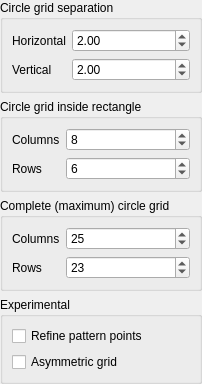
Old version of the form lib/zcameracalibrator/finders/zincompletecirclegrid/zincompletecirclegridpatternfinderconfigwidget.ui in the repository nikolaseu/neuvision.
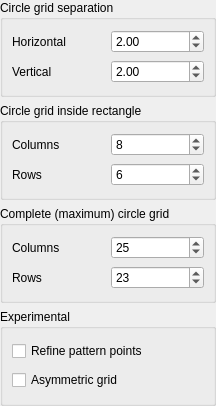
New version of the form.

Commit message: Small UI changes Use grid layouts

Patch:
```diff
--- a/lib/zcameracalibrator/finders/zincompletecirclegrid/zincompletecirclegridpatternfinderconfigwidget.ui
+++ b/lib/zcameracalibrator/finders/zincompletecirclegrid/zincompletecirclegridpatternfinderconfigwidget.ui
@@ -6,8 +6,8 @@
    <rect>
     <x>0</x>
     <y>0</y>
-    <width>170</width>
-    <height>328</height>
+    <width>216</width>
+    <height>406</height>
    </rect>
   </property>
   <property name="windowTitle">
@@ -31,7 +31,7 @@
      <property name="title">
       <string>Circle grid separation </string>
      </property>
-     <layout class="QFormLayout" name="formLayout_3">
+     <layout class="QGridLayout" name="gridLayout_4">
       <item row="0" column="0">
        <widget class="QLabel" name="label_12">
         <property name="text">
@@ -68,7 +68,7 @@
      <property name="title">
       <string>Circle grid inside rectangle</string>
      </property>
-     <layout class="QFormLayout" name="formLayout">
+     <layout class="QGridLayout" name="gridLayout_3">
       <item row="0" column="0">
        <widget class="QLabel" name="label_15">
         <property name="text">
@@ -105,7 +105,7 @@
      <property name="title">
       <string>Complete (maximum) circle grid </string>
      </property>
-     <layout class="QFormLayout" name="formLayout_2">
+     <layout class="QGridLayout" name="gridLayout_2">
       <item row="0" column="0">
        <widget class="QLabel" name="label_19">
         <property name="text">
@@ -142,14 +142,7 @@
      <property name="title">
       <string>Experimental</string>
      </property>
-     <layout class="QFormLayout" name="formLayout_4">
-      <item row="1" column="0">
-       <widget class="QCheckBox" name="asymmetricGridCheckBox">
-        <property name="text">
-         <string>Asymmetric grid</string>
-        </property>
-       </widget>
-      </item>
+     <layout class="QGridLayout" name="gridLayout">
       <item row="0" column="0">
        <widget class="QCheckBox" name="refinePatternPointsCheckBox">
         <property name="text">
@@ -157,6 +150,13 @@
         </property>
        </widget>
       </item>
+      <item row="1" column="0">
+       <widget class="QCheckBox" name="asymmetricGridCheckBox">
+        <property name="text">
+         <string>Asymmetric grid</string>
+        </property>
+       </widget>
+      </item>
      </layout>
     </widget>
    </item>
```
The commit also changes 6 other files.
